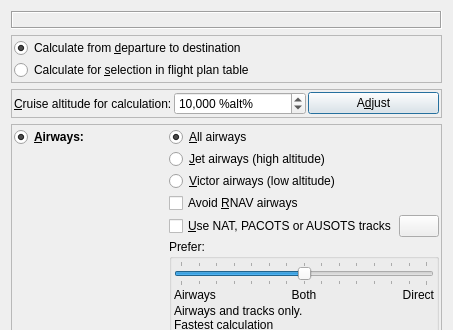
Above: src/route/routecalcdialog.ui from albar965/littlenavmap before the change; both pictures show x 0 to 453 and y 0 to 330 of the 453 by 497 pixel window. Below: the same form after it.
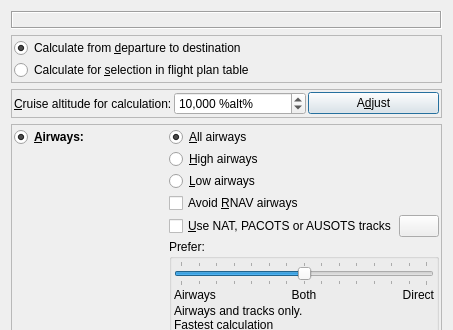
That is the form after the change. Icons and pictures are not drawn.

Commit message: Replaced airway types Victor with low and Jet with high

```diff
--- a/src/route/routecalcdialog.ui
+++ b/src/route/routecalcdialog.ui
@@ -317,7 +317,7 @@
          <string>Limit route to Victor airways</string>
         </property>
         <property name="text">
-         <string>&amp;Victor airways (low altitude)</string>
+         <string>&amp;Low airways</string>
         </property>
         <attribute name="buttonGroup">
          <string notr="true">buttonGroup_2</string>
@@ -454,7 +454,7 @@
          <string>Limit route to Jet airways</string>
         </property>
         <property name="text">
-         <string>&amp;Jet airways (high altitude)</string>
+         <string>&amp;High airways</string>
         </property>
         <attribute name="buttonGroup">
          <string notr="true">buttonGroup_2</string>
```
Left out of the diff: 12 changed lines with no effect on the pictures. The commit also changes 3 other files.
